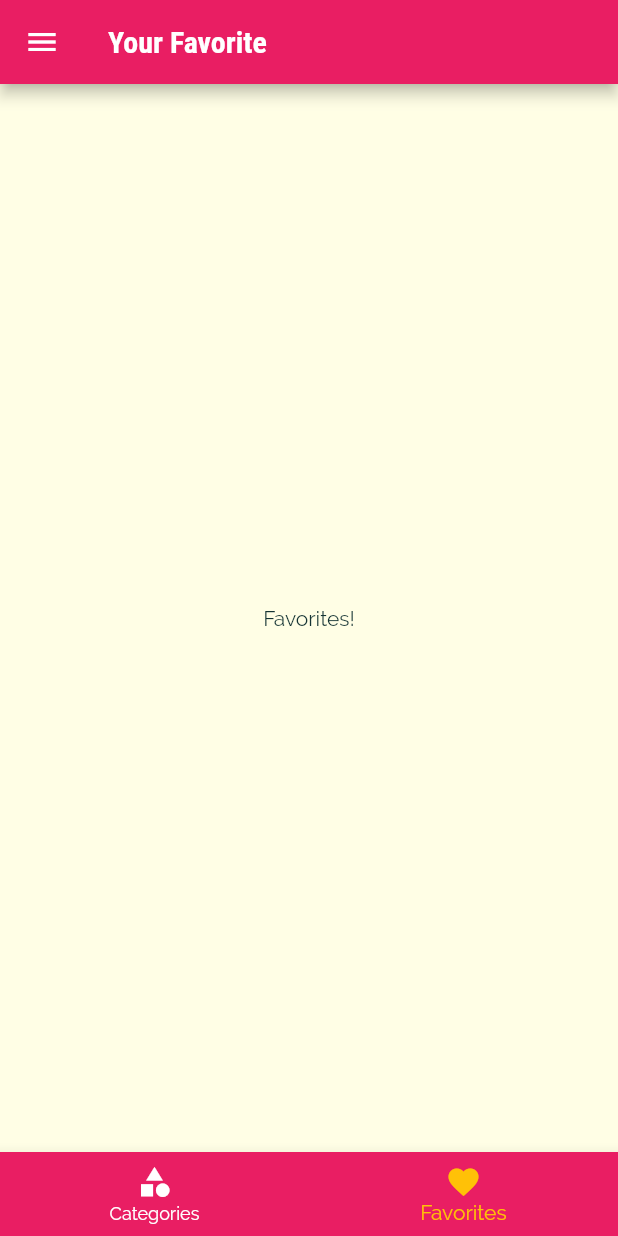
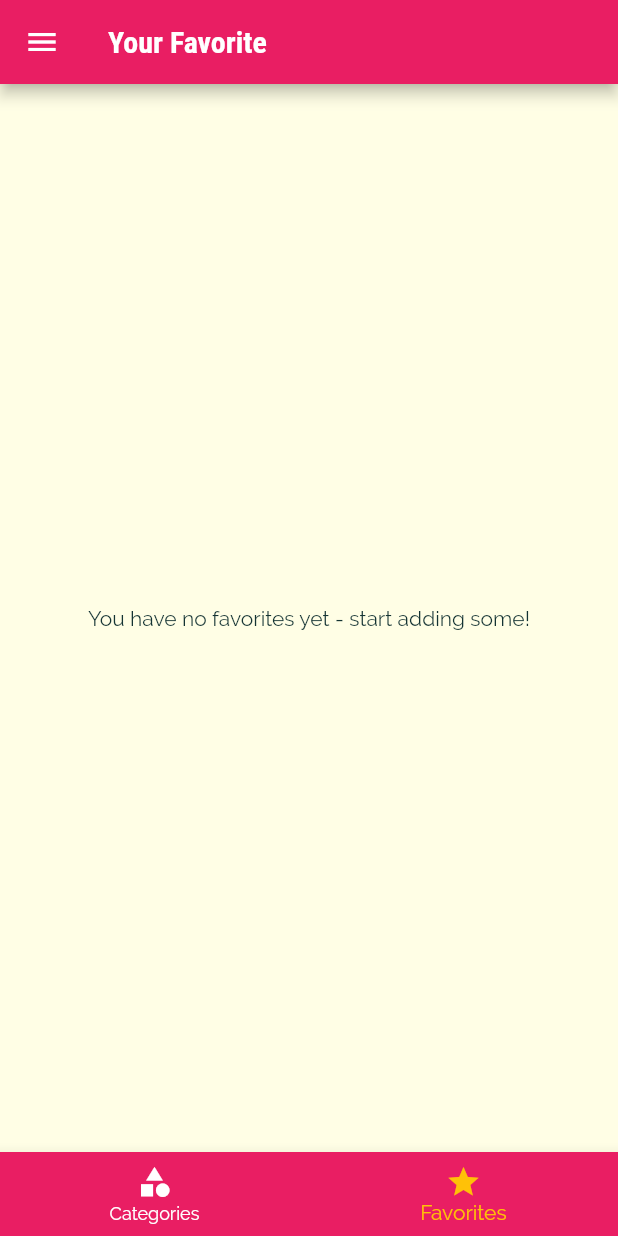
Before and after one commit to flashy86/delimeals, a Flutter app: the screen it shows after launch, item 2 of the bottom bar chosen, on a phone screen of 412 x 824 dp. Run offline on Flutter 3.47's test engine with Material 2 defaults, Android fonts, the phone set to English and light mode, and no system bars.

Commit message:
fin du module 7 et des favorites!!

```diff
--- a/lib/main.dart
+++ b/lib/main.dart
@@ -25,6 +25,7 @@
     'vegetarian': false,
   };
   List<Meal> _availableMeals = dummyMeals;
+  List<Meal> _favoriteMeals = [];
 
   void _setFilters(Map<String, bool> filterData) {
     setState(() {
@@ -47,6 +48,27 @@
     });
   }
 
+  void _toggleFavorite(String mealId) {
+    final existingIndex =
+        _favoriteMeals.indexWhere((meal) => meal.id == mealId);
+
+    if (existingIndex >= 0) {
+      setState(() {
+        _favoriteMeals.removeAt(existingIndex);
+      });
+    } else {
+      setState(() {
+        _favoriteMeals.add(
+          dummyMeals.firstWhere((meal) => meal.id == mealId),
+        );
+      });
+    }
+  }
+
+  bool _isMealFavorite(String id) {
+    return _favoriteMeals.any((meal) => meal.id == id);
+  }
+
   @override
   Widget build(BuildContext context) {
     return MaterialApp(
@@ -66,10 +88,10 @@
       //  home: CategoriesScreen(),
       initialRoute: '/', //default is '/',
       routes: {
-        '/': (ctx) => TabsScreen(),
+        '/': (ctx) => TabsScreen(_favoriteMeals),
         CategoryMealsScreen.routeName: (ctx) =>
             CategoryMealsScreen(_availableMeals),
-        MealDetailScreen.routeName: (ctx) => MealDetailScreen(),
+        MealDetailScreen.routeName: (ctx) => MealDetailScreen(_toggleFavorite, _isMealFavorite),
         FiltersScreen.routeName: (ctx) => FiltersScreen(_filters, _setFilters),
       },
       /* onGenerateRoute: (settings) {
--- a/lib/screens/category_meals_screen.dart
+++ b/lib/screens/category_meals_screen.dart
@@ -61,7 +61,7 @@
             duration: displayedMeals[index].duration,
             affordability: displayedMeals[index].affordability,
             complexity: displayedMeals[index].complexity,
-            removeItem: _removeMeal,
+            //removeItem: _removeMeal,
           );
         },
         itemCount: displayedMeals.length,
--- a/lib/screens/favorites_screen.dart
+++ b/lib/screens/favorites_screen.dart
@@ -1,8 +1,33 @@
 import 'package:flutter/material.dart';
 
+import '../models/meal.dart';
+import '../widgets/meal_item.dart';
+
 class FavoritesScreen extends StatelessWidget {
+  final List<Meal> favoriteMeals;
+
+  FavoritesScreen(this.favoriteMeals);
+
   @override
   Widget build(BuildContext context) {
-    return const Center(child: Text('Favorites!'));
+    if (favoriteMeals.isEmpty) {
+      return const Center(
+          child: Text('You have no favorites yet - start adding some!'));
+    } else {
+      return ListView.builder(
+        itemBuilder: (ctx, index) {
+          return MealItem(
+            id: favoriteMeals[index].id,
+            title: favoriteMeals[index].title,
+            imageUrl: favoriteMeals[index].imageUrl,
+            duration: favoriteMeals[index].duration,
+            affordability: favoriteMeals[index].affordability,
+            complexity: favoriteMeals[index].complexity,
+            //removeItem: _removeMeal,
+          );
+        },
+        itemCount: favoriteMeals.length,
+      );
+    }
   }
 }
--- a/lib/screens/tabs_screen.dart
+++ b/lib/screens/tabs_screen.dart
@@ -1,11 +1,15 @@
-
 import 'package:flutter/material.dart';
 
 import './categories_screen.dart';
 import './favorites_screen.dart';
 import '../widgets/main_drawer.dart';
+import '../models/meal.dart';
 
 class TabsScreen extends StatefulWidget {
+  final List<Meal> favoriteMeals;
+
+  TabsScreen(this.favoriteMeals);
+
   @override
   _TabsScreenState createState() => _TabsScreenState();
 }
@@ -18,10 +22,16 @@
     });
   }
 
-  final List<Map<String, Object>> _pages = [
-    {'page': CategoriesScreen(), 'title': 'Categories'},
-    {'page': FavoritesScreen(), 'title': 'Your Favorite'}
-  ];
+  List<Map<String, Object>> _pages;
+
+  @override
+  void initState() {
+    _pages = [
+      {'page': CategoriesScreen(), 'title': 'Categories'},
+      {'page': FavoritesScreen(widget.favoriteMeals), 'title': 'Your Favorite'}
+    ];
+    super.initState();
+  }
 
   @override
   Widget build(BuildContext context) {
@@ -71,7 +81,7 @@
           ),
           BottomNavigationBarItem(
             backgroundColor: Theme.of(context).primaryColor,
-            icon: const Icon(Icons.favorite),
+            icon: const Icon(Icons.star),
             label: 'Favorites',
           ),
         ],
```
Also changed, not shown: lib/screens/meal_detail_screen.dart (+8 -2 lines), lib/widgets/meal_item.dart (+4 -3 lines).
